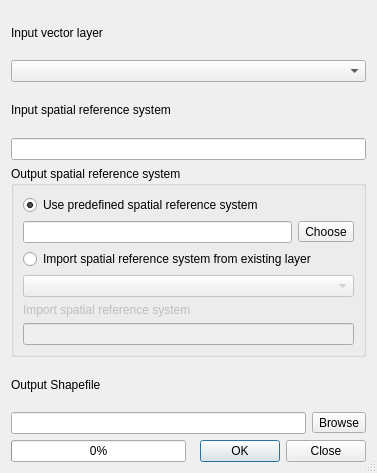
This is python/plugins/fTools/tools/frmReProject.ui in qgis/QGIS as Qt 5 draws it before an edit. The edited form follows.
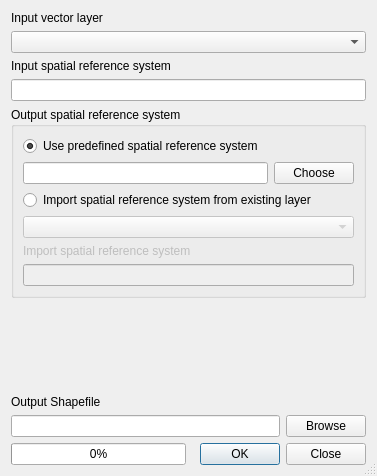
This is the edited form.

Commit message: [ftools] homogenizes UI: changes browse button from QToolButton to QPushButton

The edit to the form file:
```diff
--- a/python/plugins/fTools/tools/frmReProject.ui
+++ b/python/plugins/fTools/tools/frmReProject.ui
@@ -4,12 +4,12 @@
   <property name="windowModality" >
    <enum>Qt::WindowModal</enum>
   </property>
-  <property name="geometry" >
+  <property name="geometry">
    <rect>
     <x>0</x>
     <y>0</y>
     <width>377</width>
-    <height>473</height>
+    <height>476</height>
    </rect>
   </property>
   <property name="windowTitle" >
@@ -18,34 +18,42 @@
   <property name="sizeGripEnabled" >
    <bool>true</bool>
   </property>
-  <layout class="QGridLayout" name="gridLayout" >
-   <item row="0" column="0" colspan="2" >
-    <widget class="QLabel" name="label_3" >
-     <property name="text" >
+  <layout class="QGridLayout" name="gridLayout">
+   <item row="0" column="0">
+    <layout class="QVBoxLayout" name="verticalLayout">
+     <item>
+      <widget class="QLabel" name="label_3">
+       <property name="text">
       <string>Input vector layer</string>
      </property>
     </widget>
    </item>
-   <item row="1" column="0" colspan="2" >
-    <widget class="QComboBox" name="inShape" />
-   </item>
-   <item row="2" column="0" colspan="2" >
-    <widget class="QLabel" name="label_4" >
-     <property name="text" >
+     <item>
+      <widget class="QComboBox" name="inShape"/>
+     </item>
+    </layout>
+   </item>
+   <item row="1" column="0">
+    <layout class="QVBoxLayout" name="verticalLayout_2">
+     <item>
+      <widget class="QLabel" name="label_4">
+       <property name="text">
       <string>Input spatial reference system</string>
      </property>
     </widget>
    </item>
-   <item row="3" column="0" colspan="2" >
-    <widget class="QLineEdit" name="inRef" >
-     <property name="readOnly" >
+     <item>
+      <widget class="QLineEdit" name="inRef">
+       <property name="readOnly">
       <bool>true</bool>
      </property>
     </widget>
    </item>
-   <item row="4" column="0" colspan="2" >
-    <widget class="QGroupBox" name="groupBox" >
-     <property name="title" >
+    </layout>
+   </item>
+   <item row="2" column="0">
+    <widget class="QGroupBox" name="groupBox">
+     <property name="title">
       <string>Output spatial reference system</string>
      </property>
      <layout class="QGridLayout" >
@@ -69,8 +77,8 @@
          </widget>
         </item>
         <item>
-         <widget class="QToolButton" name="btnProjection" >
-          <property name="text" >
+         <widget class="QPushButton" name="btnProjection">
+          <property name="text">
            <string>Choose</string>
           </property>
          </widget>
@@ -114,34 +122,40 @@
      </layout>
     </widget>
    </item>
-   <item row="5" column="0" colspan="2" >
-    <widget class="QLabel" name="label_2" >
-     <property name="text" >
+   <item row="4" column="0">
+    <layout class="QVBoxLayout" name="verticalLayout_3">
+     <item>
+      <widget class="QLabel" name="label_2">
+       <property name="text">
       <string>Output Shapefile</string>
      </property>
     </widget>
    </item>
-   <item row="6" column="0" colspan="2" >
-    <layout class="QHBoxLayout" >
      <item>
-      <widget class="QLineEdit" name="outShape" >
-       <property name="readOnly" >
+      <layout class="QHBoxLayout">
+       <item>
+        <widget class="QLineEdit" name="outShape">
+         <property name="readOnly">
         <bool>true</bool>
        </property>
       </widget>
      </item>
      <item>
-      <widget class="QToolButton" name="toolOut" >
-       <property name="text" >
+        <widget class="QPushButton" name="toolOut">
+         <property name="text">
         <string>Browse</string>
        </property>
       </widget>
      </item>
     </layout>
    </item>
-   <item row="7" column="0" >
-    <widget class="QProgressBar" name="progressBar" >
-     <property name="value" >
+    </layout>
+   </item>
+   <item row="6" column="0">
+    <layout class="QHBoxLayout" name="horizontalLayout">
+     <item>
+      <widget class="QProgressBar" name="progressBar">
+       <property name="value">
       <number>0</number>
      </property>
      <property name="alignment" >
@@ -152,9 +166,9 @@
      </property>
     </widget>
    </item>
-   <item row="7" column="1" >
-    <widget class="QDialogButtonBox" name="buttonBox_2" >
-     <property name="orientation" >
+     <item>
+      <widget class="QDialogButtonBox" name="buttonBox_2">
+       <property name="orientation">
       <enum>Qt::Horizontal</enum>
      </property>
      <property name="standardButtons" >
@@ -163,6 +177,21 @@
     </widget>
    </item>
   </layout>
+   </item>
+   <item row="3" column="0">
+    <spacer name="verticalSpacer">
+     <property name="orientation">
+      <enum>Qt::Vertical</enum>
+     </property>
+     <property name="sizeHint" stdset="0">
+      <size>
+       <width>20</width>
+       <height>40</height>
+      </size>
+     </property>
+    </spacer>
+   </item>
+  </layout>
  </widget>
  <resources/>
  <connections>
```
Left out of the diff: 103 changed lines with no effect on the pictures. Lines whose indentation alone changed are shown as unchanged. The commit also changes 13 other files.
